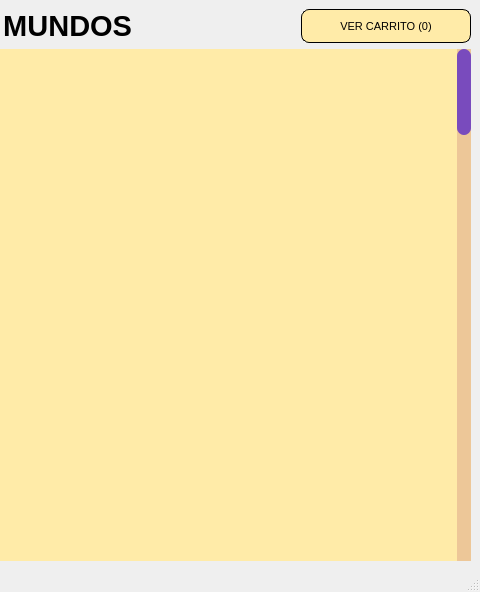
The window that BIBLIOTECA_PROY/assets/aver.ui (mixano611/PROYECTO_PRG_POO_PY) describes before a commit, drawn with Qt 5; both pictures show x 435 to 915 and y 0 to 592 of the 915 by 592 pixel window.
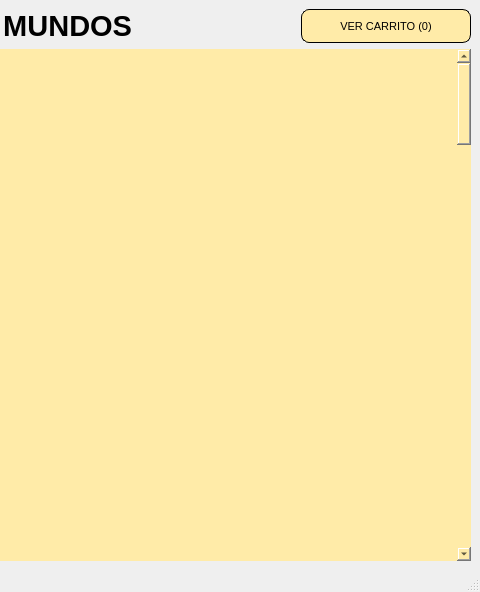
The same window after the commit.

```diff
--- a/BIBLIOTECA_PROY/assets/aver.ui
+++ b/BIBLIOTECA_PROY/assets/aver.ui
@@ -13,62 +13,6 @@
   <property name="windowTitle">
    <string>MainWindow</string>
   </property>
-  <property name="styleSheet">
-   <string notr="true">/* SCROLL VERTICAL */
-QScrollBar:vertical {
-    border: none;
-    background-color: #EDC798;
-    width: 14px;
-    margin: 0px 0px 0px 0px; /* Sin margen para que ocupe todo el espacio */
-    border-radius: 0px;
-}
-
-/* MANEJADOR / BARRA */
-QScrollBar::handle:vertical {
-    background-color: #794bbd;
-    min-height: 30px;
-    border-radius: 7px;
-} 
-
-QScrollBar::handle:vertical:hover {
-    background-color:#7738f5;
-}
-
-QScrollBar::handle:vertical:pressed {
-    background-color: #5e2dc2;
-}
-
-/* OCULTAR BOTÓN SUPERIOR (FLECHA ARRIBA) */
-QScrollBar::sub-line:vertical {
-    border: none;
-    background: none;
-    height: 0px;
-    subcontrol-position: top;
-    subcontrol-origin: margin;
-}
-
-/* OCULTAR BOTÓN INFERIOR (FLECHA ABAJO) */
-QScrollBar::add-line:vertical {
-    border: none;
-    background: none;
-    height: 0px;
-    subcontrol-position: bottom;
-    subcontrol-origin: margin;
-}
-
-/* ASEGURAR QUE LAS FLECHAS ESTÉN DESAPARECIDAS */
-QScrollBar::up-arrow:vertical, QScrollBar::down-arrow:vertical {
-    background: none;
-    height: 0px;
-    width: 0px;
-}
-
-/* FONDO DEL CANAL / PÁGINA */
-QScrollBar::add-page:vertical, QScrollBar::sub-page:vertical {
-    background: none;
-}
-</string>
-  </property>
   <widget class="QWidget" name="centralwidget">
    <layout class="QVBoxLayout" name="verticalLayout_3">
     <item>
```
